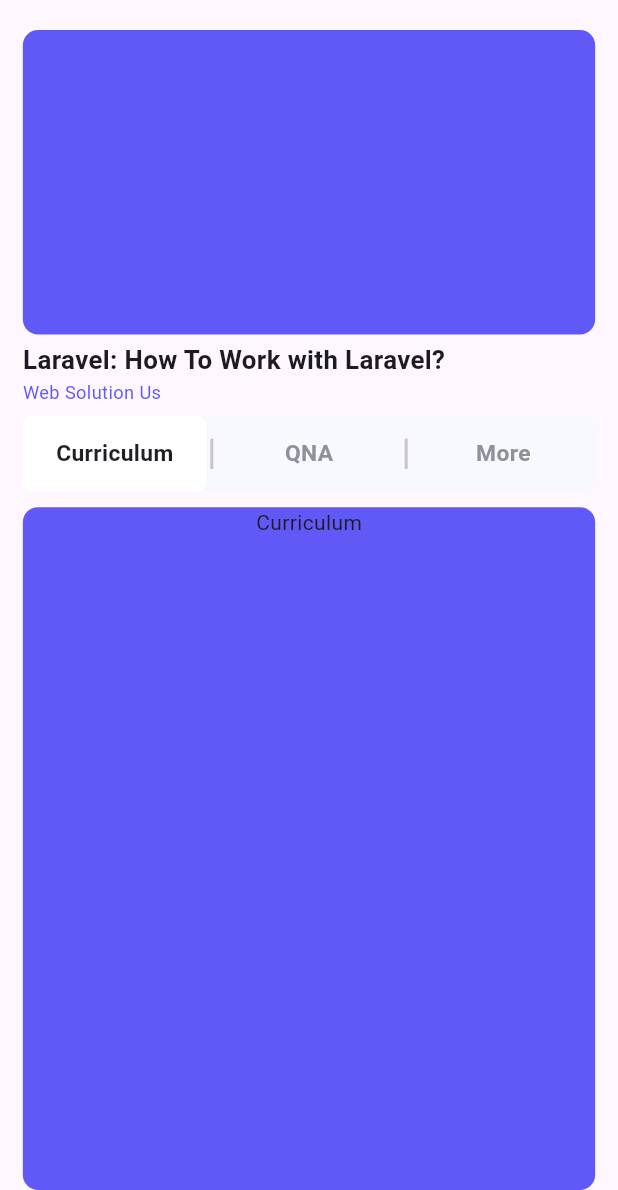
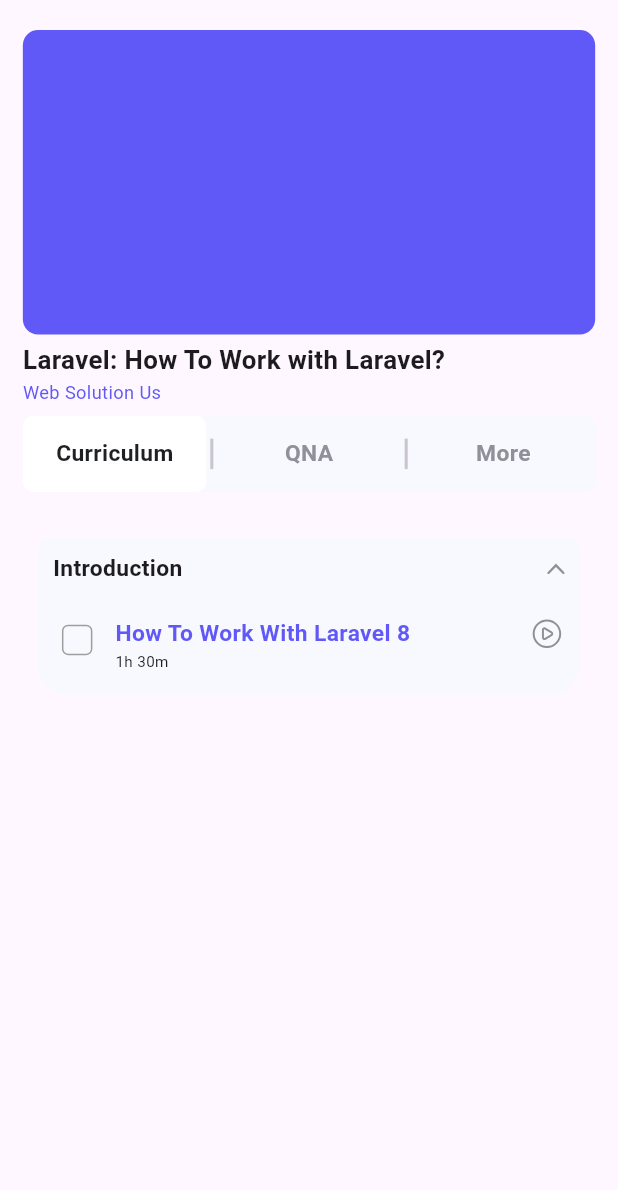
Before and after one commit to mohammedgex/i2c, a Flutter app: the screen it shows after launch, on a phone screen of 412 x 824 dp, the part 46-1236 px from its top. Run offline on Flutter 3.47's test engine with Material 3 defaults, Android fonts, the phone set to English and light mode, and no system bars; drawn by our look-alikes of accordion, flutter_bounceable; our stand-ins replace dio, dropdown_search, flutter_screenutil, flutter_slidable, flutter_svg, get and 1 more; missing offline and left inert: colorful_safe_area, dart:js_interop.

Commit message:
ui complete

```diff
--- a/lib/features/video/view/curriculum_view.dart
+++ b/lib/features/video/view/curriculum_view.dart
@@ -1,4 +1,13 @@
+import 'package:accordion/accordion.dart';
 import 'package:flutter/material.dart';
+import 'package:flutter_screenutil/flutter_screenutil.dart';
+import 'package:flutter_svg/flutter_svg.dart';
+import 'package:skill_grow/core/colors/app_colors.dart';
+import 'package:skill_grow/core/icons/app_icon.dart';
+import 'package:skill_grow/core/widgets/texts.dart';
+import 'package:skill_grow/widgets/checkbox.dart';
+
+import '../../../core/constant/constant.dart';
 
 class CurriculumView extends StatelessWidget {
   const CurriculumView({super.key});
@@ -7,7 +16,70 @@
   Widget build(BuildContext context) {
     return Column(
       children: [
-        Text("Curriculum"),
+        Accordion(
+            rightIcon: SvgPicture.asset(AppIcon.arrowDownIcon),
+            children: [
+              AccordionSection(
+                headerBackgroundColor: AppColors.nuralItemBackgroundColor,
+                contentBackgroundColor: AppColors.nuralItemBackgroundColor,
+                headerBorderColor: AppColors.nuralItemBackgroundColor,
+                contentBorderColor: AppColors.nuralItemBackgroundColor,
+                headerPadding: EdgeInsets.all(10.sp),
+                isOpen: true,
+                header: GlobalText(
+                  text: "Introduction",
+                  softWrap: true,
+                  style:
+                      TextStyle(fontWeight: FontWeight.w600, fontSize: 15.sp),
+                ),
+                content: Column(
+                  children: [
+                    Container(
+                      width: double.infinity,
+                      height: 40.sp,
+                      decoration: BoxDecoration(
+                        color: AppColors.nuralItemBackgroundColor,
+                        borderRadius: BorderRadius.circular(10.sp),
+                      ),
+                      child: Center(
+                        child: Row(
+                          crossAxisAlignment: CrossAxisAlignment.start,
+                          mainAxisAlignment: MainAxisAlignment.start,
+                          children: [
+                            CustomRectangleCheckBox(),
+                            horizontalGap(10.sp),
+                            Column(
+                              crossAxisAlignment: CrossAxisAlignment.start,
+                              children: [
+                                GlobalText(
+                                  text: "How To Work With Laravel 8",
+                                  style: TextStyle(
+                                      fontSize: 15.sp,
+                                      fontWeight: FontWeight.bold,
+                                      color: AppColors.primaryColor),
+                                  softWrap: true,
+                                ),
+                                GlobalText(
+                                  text: "1h 30m",
+                                  style: TextStyle(fontSize: 10.sp),
+                                  softWrap: true,
+                                ),
+                              ],
+                            ),
+                            Spacer(),
+                            SizedBox(
+                              height: 22.sp,
+                              width: 22.sp,
+                              child: SvgPicture.asset(AppIcon.playIcon),
+                            )
+                          ],
+                        ),
+                      ),
+                    ),
+                  ],
+                ),
+              ),
+            ])
       ],
     );
   }
--- a/lib/features/video/view/landing_view.dart
+++ b/lib/features/video/view/landing_view.dart
@@ -6,7 +6,8 @@
 import 'package:skill_grow/core/colors/app_colors.dart';
 import 'package:skill_grow/core/widgets/appbar.dart';
 import 'package:skill_grow/core/widgets/texts.dart';
-import 'package:skill_grow/features/video/controller/resourse_toggle_controller.dart';
+import 'package:skill_grow/features/video/controller/state_controller.dart';
+import 'package:skill_grow/features/video/view/QNA_view.dart';
 import 'package:skill_grow/features/video/view/curriculum_view.dart';
 
 import '../../../core/constant/constant.dart';
@@ -178,7 +179,7 @@
                       child: Container(
                     width: double.infinity,
                     decoration: BoxDecoration(
-                      color: AppColors.primaryColor,
+                      // color: AppColors.primaryColor,
                       borderRadius: BorderRadius.circular(10.sp),
                     ),
                     child: CurriculumView(),
@@ -188,9 +189,9 @@
                       child: Container(
                     width: double.infinity,
                     decoration: BoxDecoration(
-                      color: AppColors.textFieldBorderColor,
                       borderRadius: BorderRadius.circular(10.sp),
                     ),
+                    child: QNAView(),
                   ));
                 } else {
                   return Expanded(
--- a/lib/main.dart
+++ b/lib/main.dart
@@ -1,7 +1,5 @@
 import 'package:flutter/material.dart';
 import 'package:flutter_screenutil/flutter_screenutil.dart';
-import 'package:skill_grow/features/cart/view/cart_view.dart';
-import 'package:skill_grow/features/learining/view/learing_view.dart';
 import 'package:skill_grow/features/video/view/landing_view.dart';
 
 void main() {
--- /dev/null
+++ b/lib/widgets/checkbox.dart
@@ -0,0 +1,36 @@
+import 'package:flutter/material.dart';
+import 'package:flutter_bounceable/flutter_bounceable.dart';
+import 'package:flutter_screenutil/flutter_screenutil.dart';
+import 'package:get/get.dart';
+import 'package:skill_grow/core/colors/app_colors.dart';
+import 'package:skill_grow/widgets/controller/checkbox_controller.dart';
+
+class CustomRectangleCheckBox extends StatelessWidget {
+  const CustomRectangleCheckBox({super.key});
+
+  @override
+  Widget build(BuildContext context) {
+    CheckboxController controller = Get.put(CheckboxController());
+    return Bounceable(
+        onTap: () {
+          controller.isSelected.value = !controller.isSelected.value;
+        },
+        child: Obx(() => Container(
+              margin: EdgeInsets.all(5.sp),
+              width: 20.sp,
+              height: 20.sp,
+              decoration: BoxDecoration(
+                color: controller.isSelected.value
+                    ? AppColors.primaryColor
+                    : Colors.transparent,
+                border: Border.all(color: Colors.grey),
+                borderRadius: BorderRadius.circular(4.sp),
+              ),
+              child: Center(
+                child: controller.isSelected.value
+                    ? Icon(Icons.check, color: Colors.white, size: 18.sp)
+                    : null,
+              ),
+            )));
+  }
+}
--- /dev/null
+++ b/lib/widgets/controller/checkbox_controller.dart
@@ -0,0 +1,8 @@
+import 'package:get/get.dart';
+
+class CheckboxController extends GetxController {
+  RxBool isSelected = false.obs;
+  toggleCheck(value){
+    isSelected(!isSelected.value);
+  }
+}
```
Also changed, not shown: lib/features/video/view/QNA_view.dart (added, +131 -0 lines), lib/features/video/widget/view/add_qna_modal.dart (added, +60 -0 lines), lib/widgets/text_input.dart (+7 -1 lines), lib/features/video/controller/state_controller.dart (line endings or trailing spaces).
